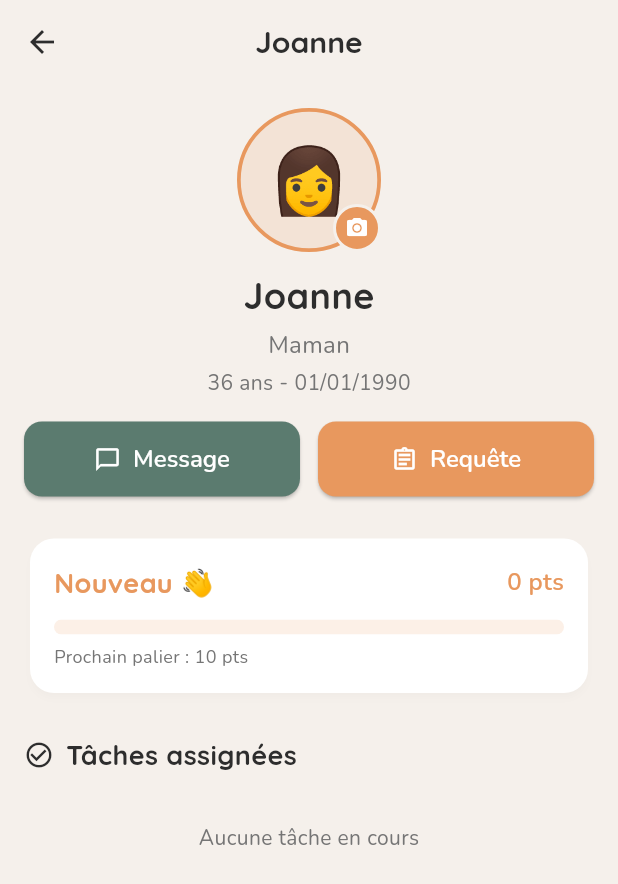
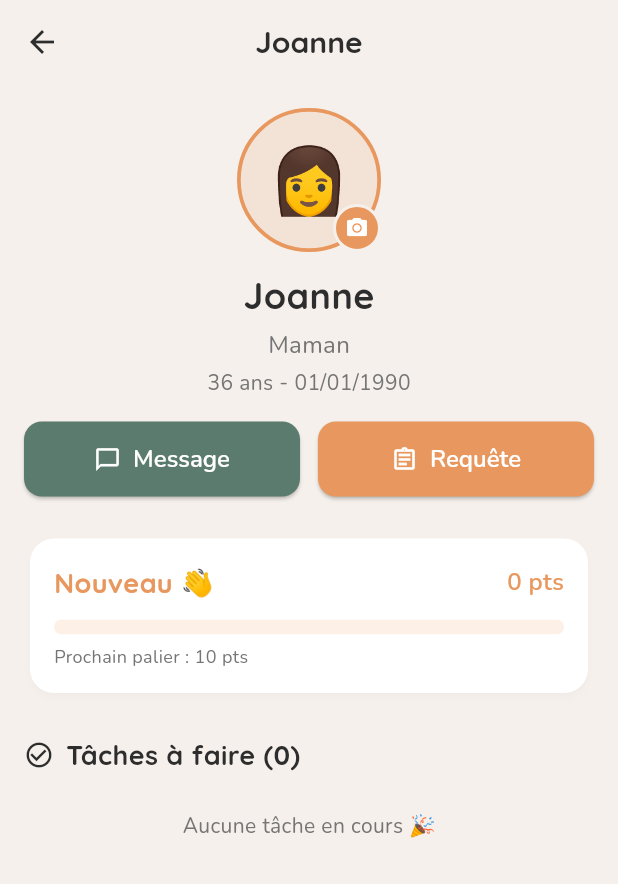
Before and after one commit to RomainVeccia/VieDeFamille, a Flutter app: the screen it shows after launch, after a tap on "Romain", after a tap on "Joanne", on a phone screen of 412 x 824 dp. Shown: the top 884 px of the screen. Run offline on Flutter 3.47's test engine with Material 3 defaults, Android fonts, the phone set to English and light mode, and no system bars; our stand-ins replace flutter_animate, flutter_riverpod, google_fonts, image_picker, shared_preferences, table_calendar.

Commit message:
[ui] Profil — affiche tâches terminées + compteurs
Les tâches complétées restent visibles (grisées) dans le profil.
Compteurs sur les titres de section.

Co-Authored-By: Claude Opus 4.6 (1M context) <noreply@anthropic.com>

```diff
--- a/lib/ui/screens/member_profile_screen.dart
+++ b/lib/ui/screens/member_profile_screen.dart
@@ -29,6 +29,7 @@ class MemberProfileScreen extends ConsumerWidget {
     final allTasks = ref.watch(tasksProvider);
     final memberTasks = TaskService.forMember(allTasks, liveMember.id);
     final pendingTasks = memberTasks.where((t) => !t.completed).toList();
+    final completedTasks = memberTasks.where((t) => t.completed).toList();
 
     // Messages et requêtes reçus par ce membre
     final memberMessages = ref.watch(messagesForMemberProvider(liveMember.id));
@@ -253,14 +254,16 @@ class MemberProfileScreen extends ConsumerWidget {
               const SizedBox(height: 24),
             ],
 
-            // === Section tâches assignées ===
-            _sectionTitle('Tâches assignées', Icons.check_circle_outline),
+            // === Section tâches à faire ===
+            _sectionTitle(
+                'Tâches à faire (${pendingTasks.length})',
+                Icons.check_circle_outline),
             const SizedBox(height: 8),
             if (pendingTasks.isEmpty)
               Padding(
-                padding: const EdgeInsets.symmetric(vertical: 24),
+                padding: const EdgeInsets.symmetric(vertical: 16),
                 child: Text(
-                  'Aucune tâche en cours',
+                  'Aucune tâche en cours 🎉',
                   style: GoogleFonts.nunito(color: AppTheme.textSecondary),
                 ),
               )
@@ -271,6 +274,24 @@ class MemberProfileScreen extends ConsumerWidget {
                     onToggle: (_) =>
                         ref.read(tasksProvider.notifier).toggle(task.id),
                   )),
+
+            // === Section tâches terminées ===
+            if (completedTasks.isNotEmpty) ...[
+              const SizedBox(height: 16),
+              _sectionTitle(
+                  'Terminées (${completedTasks.length})',
+                  Icons.task_alt),
+              const SizedBox(height: 8),
+              ...completedTasks.map((task) => Opacity(
+                    opacity: 0.6,
+                    child: TaskCard(
+                      task: task,
+                      assignee: liveMember,
+                      onToggle: (_) =>
+                          ref.read(tasksProvider.notifier).toggle(task.id),
+                    ),
+                  )),
+            ],
           ],
         ),
       ),
```
